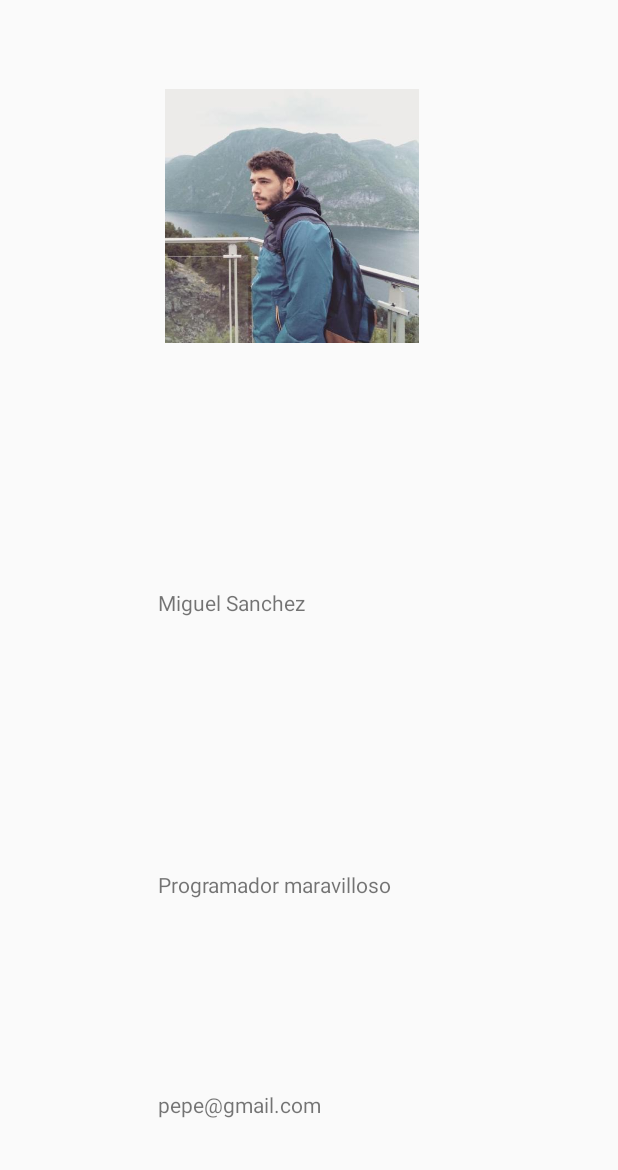
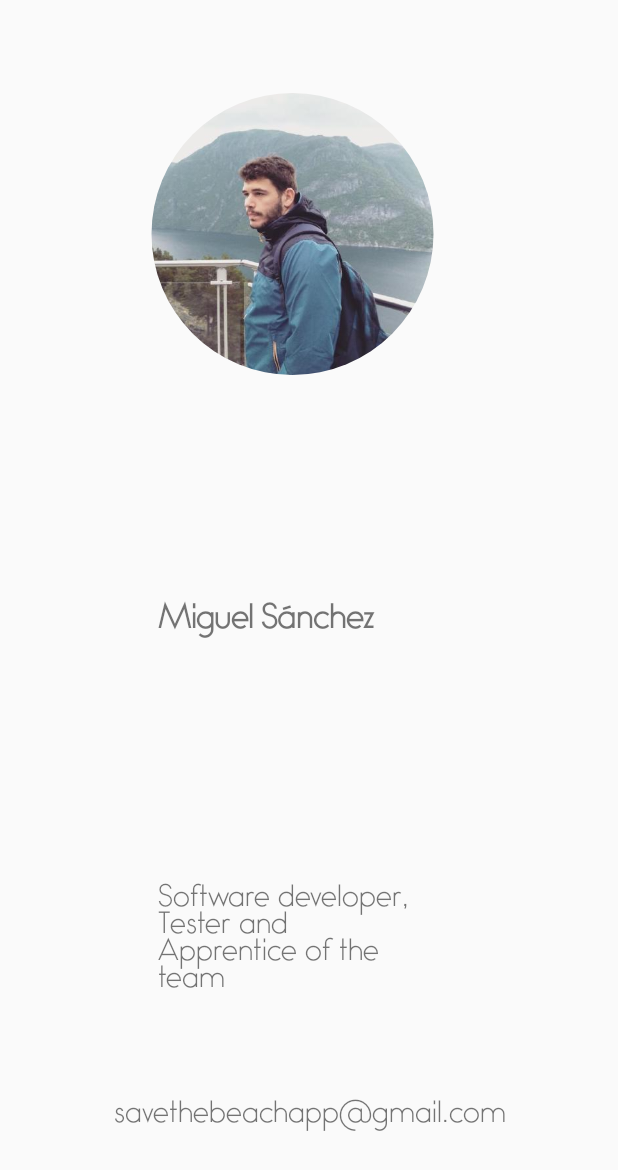
Before and after one commit to raulordas/savebeach, an Android app: the Acerca_De_Activity screen opened directly, with no data from a screen before it, on a phone screen of 412 x 824 dp. Shown: the top 1170 px of the screen. Run offline under Robolectric (Android 15) with nearby library versions, the phone set to English and light mode, and no system bars; our stand-ins replace CircleImageView.

Commit message:
Cambios en la imagen, descripción, solución de errores, cambio de fuentes y estilos...

```diff
--- a/app/src/main/res/layout/activity_acerca__de_.xml
+++ b/app/src/main/res/layout/activity_acerca__de_.xml
@@ -6,15 +6,20 @@
     android:layout_height="match_parent"
     tools:context=".activities.Acerca_De_Activity">
 
-    <ImageView
+
+    <de.hdodenhof.circleimageview.CircleImageView
         android:id="@+id/ivFoto"
-        android:layout_width="193dp"
-        android:layout_height="169dp"
-        android:layout_alignParentStart="true"
+        android:layout_width="202dp"
+        android:layout_height="198dp"
+        android:layout_alignEnd="@+id/tvDescripcion"
         android:layout_alignParentTop="true"
-        android:layout_marginStart="98dp"
-        android:layout_marginTop="59dp"
-        app:srcCompat="@drawable/cara1" />
+        android:layout_gravity="center"
+        android:layout_marginTop="52dp"
+        android:layout_marginEnd="-9dp"
+        android:foregroundGravity="top"
+        android:paddingTop="@dimen/PADDING_10"
+        app:srcCompat="@drawable/miguel" />
+        app:civ_border_color="#FF000000" />
 
     <TextView
         android:id="@+id/tvNombre"
@@ -23,7 +28,10 @@
         android:layout_alignParentStart="true"
         android:layout_centerVertical="true"
         android:layout_marginStart="105dp"
-        android:text="TextView" />
+        android:fontFamily="@font/bambino_light"
+        android:text="TextView"
+        android:textSize="20sp"
+        android:textStyle="bold"/>
 
     <TextView
         android:id="@+id/tvDescripcion"
@@ -32,15 +40,21 @@
         android:layout_alignStart="@+id/tvNombre"
         android:layout_alignParentBottom="true"
         android:layout_marginBottom="120dp"
-        android:text="TextView" />
+        android:fontFamily="@font/bambino_light"
+        android:text="TextView"
+        android:textSize="18sp" />
 
     <TextView
         android:id="@+id/tvCorreo"
-        android:layout_width="183dp"
+        android:layout_width="match_parent"
         android:layout_height="33dp"
         android:layout_alignStart="@+id/tvNombre"
         android:layout_alignParentBottom="true"
-        android:layout_marginBottom="64dp"
-        android:text="TextView" />
+        android:layout_marginStart="-105dp"
+        android:layout_marginBottom="68dp"
+        android:fontFamily="@font/bambino_light"
+        android:gravity="center"
+        android:text="TextView"
+        android:textSize="18sp" />
 
 </RelativeLayout>
--- a/app/src/main/res/values/strings.xml
+++ b/app/src/main/res/values/strings.xml
@@ -115,16 +115,16 @@
     <string name="enviar_mail">Contactar</string>
 
     <!--ACERCA_DE-->
-    <string name="nombre_desarrollador_1">Miguel Sanchez</string>
-    <string name="descripcion_desarrollador_1">Programador maravilloso</string>
-    <string name="correo_desarrolladores">pepe@gmail.com</string>
+    <string name="nombre_desarrollador_1">Miguel Sánchez</string>
+    <string name="descripcion_desarrollador_1">Software developer, Tester and Apprentice of the team</string>
+    <string name="correo_desarrolladores">savethebeachapp@gmail.com</string>
 
-    <string name="nombre_desarrollador_2">Raul Ordas</string>
-    <string name="descripcion_desarrollador_2">Programador maravilloso2</string>
+    <string name="nombre_desarrollador_2">Raul Ordás</string>
+    <string name="descripcion_desarrollador_2">CEO, Software developer, Analyst and Master Designer</string>
 
     <string name="nombre_desarrollador_3">Juan Notario</string>
-    <string name="descripcion_desarrollador_3">Programador maravilloso3</string>
+    <string name="descripcion_desarrollador_3">Software developer, Technical assistant and Junior Designer </string>
 
-    <string name="nombre_desarrollador_4">Andres Perez</string>
-    <string name="descripcion_desarrollador_4">Programador maravilloso4</string>
+    <string name="nombre_desarrollador_4">Andrés Pérez</string>
+    <string name="descripcion_desarrollador_4">Coordinator, Software developer, Analyst and Junior Designer</string>
 </resources>
```
